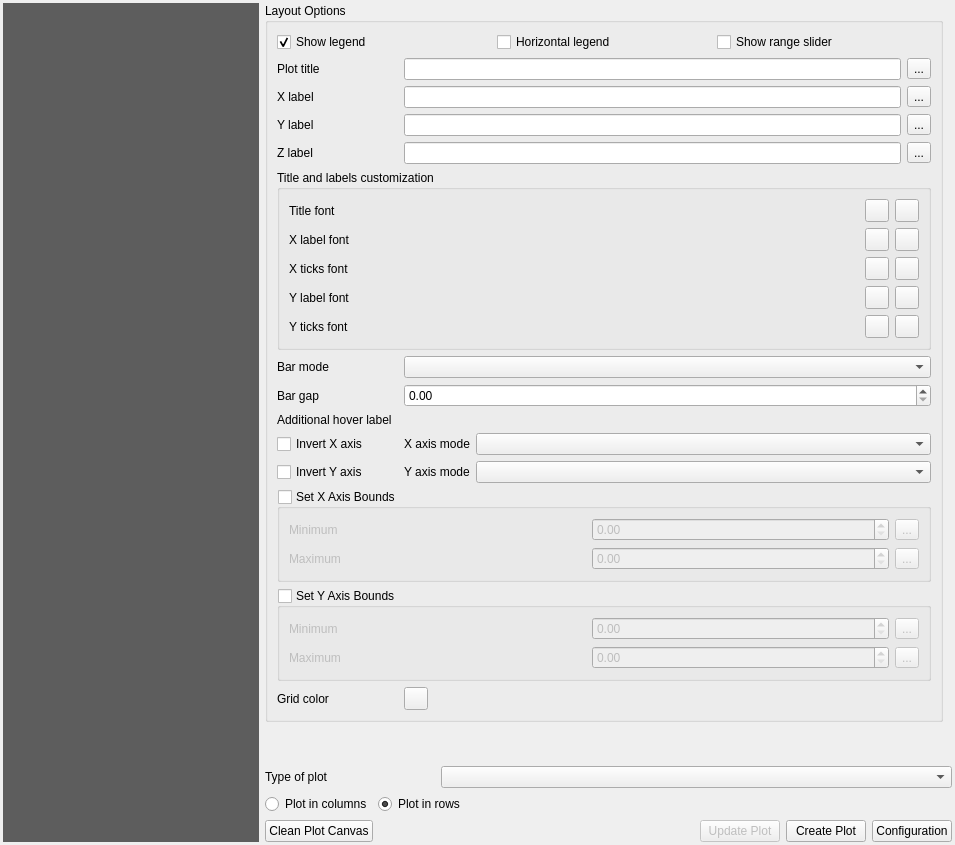
Before: the Qt Designer form DataPlotly/ui/dataplotly_dockwidget_base.ui in ghtmtt/DataPlotly, drawn with Qt 5.
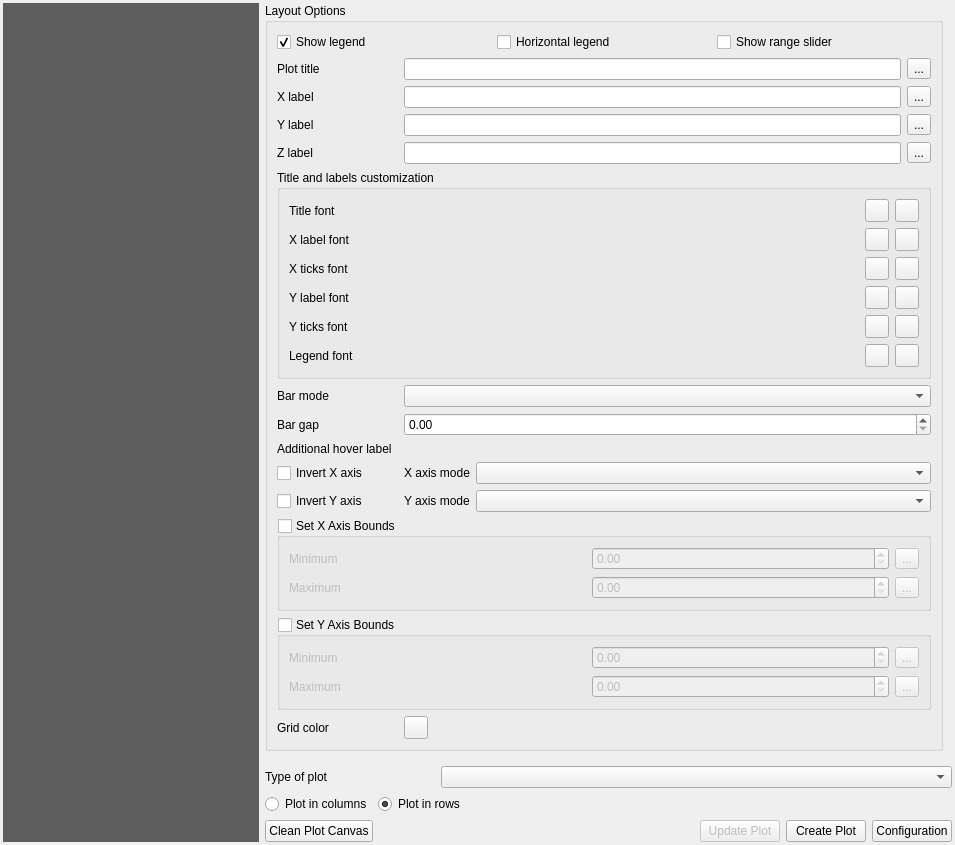
After: the same form once the commit is applied. The open tabs and pages were chosen to show the change. Custom widgets are drawn as their Qt base class.

Commit message:
add legend style option : size, front, color (#375)
* add legend style option : size, front, color

* Review : continue the numeration for PROPERTY_FONT_LEGEND

* Review: add font_legend_color & font_legend_style to the default colors & font

* manage the label and title customization

Diff of the .ui file:
```diff
--- a/DataPlotly/ui/dataplotly_dockwidget_base.ui
+++ b/DataPlotly/ui/dataplotly_dockwidget_base.ui
@@ -1319,6 +1319,13 @@
                          </property>
                         </widget>
                        </item>
+                       <item row="7" column="0">
+                        <widget class="QLabel" name="font_legend_label">
+                         <property name="text">
+                          <string>Legend font</string>
+                         </property>
+                        </widget>
+                       </item>
                        <item row="0" column="0">
                         <widget class="QLabel" name="font_title_label">
                          <property name="text">
@@ -1350,6 +1357,13 @@
                          </property>
                         </widget>
                        </item>
+                       <item row="7" column="2">
+                        <widget class="QgsFontButton" name="font_legend_style">
+                         <property name="mode">
+                          <enum>QgsFontButton::ModeQFont</enum>
+                         </property>
+                        </widget>
+                       </item>
                        <item row="5" column="2">
                         <widget class="QgsFontButton" name="font_ylabel_style">
                          <property name="mode">
@@ -1367,6 +1381,9 @@
                        <item row="3" column="3">
                         <widget class="QgsColorButton" name="font_xlabel_color"/>
                        </item>
+                       <item row="7" column="3">
+                        <widget class="QgsColorButton" name="font_legend_color"/>
+                       </item>
                        <item row="3" column="2">
                         <widget class="QgsFontButton" name="font_xlabel_style">
                          <property name="mode">
```
The commit also changes 4 other files.
